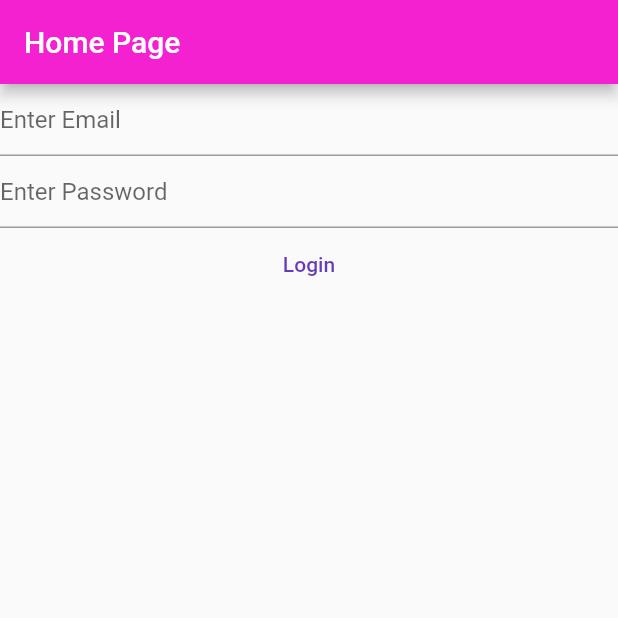
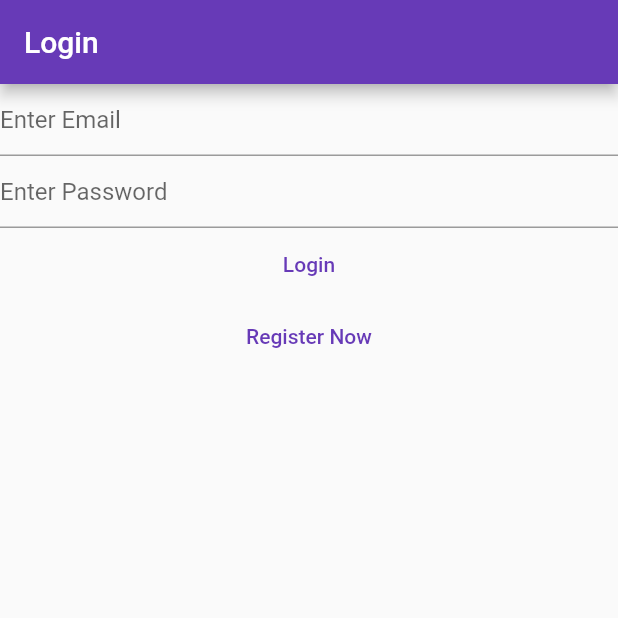
Before and after one commit to animesh1798/flutter-learn, a Flutter app: the screen it shows after launch, on a phone screen of 412 x 824 dp, the top half of it. Run offline on Flutter 3.47's test engine with Material 2 defaults, Android fonts, the phone set to English and light mode, and no system bars; our stand-ins replace firebase_auth, firebase_core; accounts and stored records are empty.

Commit message:
Connection b/w pages

```diff
--- a/lib/main.dart
+++ b/lib/main.dart
@@ -3,7 +3,6 @@
 import 'package:demo/firebase_options.dart';
 import 'package:demo/views/login_view.dart';
 import 'package:demo/views/register-view.dart';
-import 'package:firebase_auth/firebase_auth.dart';
 import 'package:firebase_core/firebase_core.dart';
 import 'package:flutter/material.dart';
 
@@ -16,6 +15,10 @@ void main() {
         primarySwatch: Colors.deepPurple,
       ),
       home: const HomePage(),
+      routes: {
+        '/login/': (context) => const LoginView(),
+        '/register/': (context) => const RegisterView(),
+      },
     ),
   );
 }
@@ -25,12 +28,7 @@ class HomePage extends StatelessWidget {
 
   @override
   Widget build(BuildContext context) {
-    return Scaffold(
-        appBar: AppBar(
-          title: const Text("Home Page"),
-          backgroundColor: const Color.fromARGB(255, 243, 33, 208),
-        ),
-        body: FutureBuilder(
+    return FutureBuilder(
       future: Firebase.initializeApp(
         options: DefaultFirebaseOptions.currentPlatform,
       ),
@@ -47,34 +45,9 @@ class HomePage extends StatelessWidget {
             // return const Text("Done");
             return const LoginView();
           default:
-                return const Text("Loading...");
+            return const CircularProgressIndicator();
         }
       },
-        ));
-  }
-}
-
-class VerifyEmailView extends StatefulWidget {
-  const VerifyEmailView({Key? key}) : super(key: key);
-
-  @override
-  State<VerifyEmailView> createState() => _VerifyEmailViewState();
-}
-
-class _VerifyEmailViewState extends State<VerifyEmailView> {
-  @override
-  Widget build(BuildContext context) {
-    return Column(
-      children: [
-        const Text('Verify your email address'),
-        TextButton(
-            onPressed: () async {
-              final user = FirebaseAuth.instance.currentUser;
-              print(user);
-              await user?.sendEmailVerification();
-            },
-            child: const Text('Send email verification'))
-      ],
     );
   }
 }
--- a/lib/views/login_view.dart
+++ b/lib/views/login_view.dart
@@ -30,7 +30,9 @@ class _LoginViewState extends State<LoginView> {
 
   @override
   Widget build(BuildContext context) {
-    return Column(
+    return Scaffold(
+      appBar: AppBar(title: const Text('Login')),
+      body: Column(
         children: [
           TextField(
             controller: _email,
@@ -70,7 +72,16 @@ class _LoginViewState extends State<LoginView> {
                 }
               },
               child: const Text('Login')),
+          TextButton(
+              onPressed: () {
+                Navigator.of(context).pushNamedAndRemoveUntil(
+                  '/register/',
+                  (route) => false,
+                );
+              },
+              child: const Text('Register Now'))
         ],
+      ),
     );
   }
 }
--- a/lib/views/register-view.dart
+++ b/lib/views/register-view.dart
@@ -30,7 +30,9 @@ class _RegisterViewState extends State<RegisterView> {
 
   @override
   Widget build(BuildContext context) {
-    return Column(
+    return Scaffold(
+      appBar: AppBar(title: const Text("Register New User")),
+      body: Column(
         children: [
           TextField(
             controller: _email,
@@ -64,7 +66,14 @@ class _RegisterViewState extends State<RegisterView> {
                 }
               },
               child: const Text('Register')),
+          TextButton(
+              onPressed: () {
+                Navigator.of(context)
+                    .pushNamedAndRemoveUntil('/login/', (route) => false);
+              },
+              child: const Text('Already Registered? Login Here!'))
         ],
+      ),
     );
   }
 }
```
Also changed, not shown: lib/views/verify_email_view.dart (added, +30 -0 lines). Lines whose indentation alone changed are shown as unchanged.
